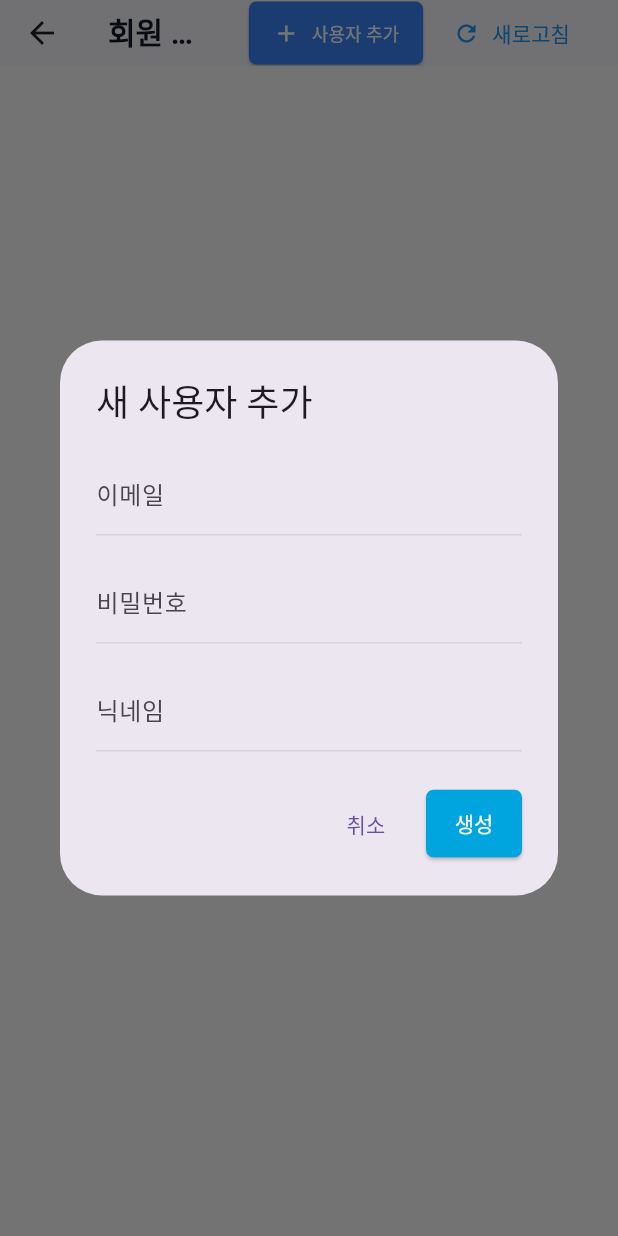
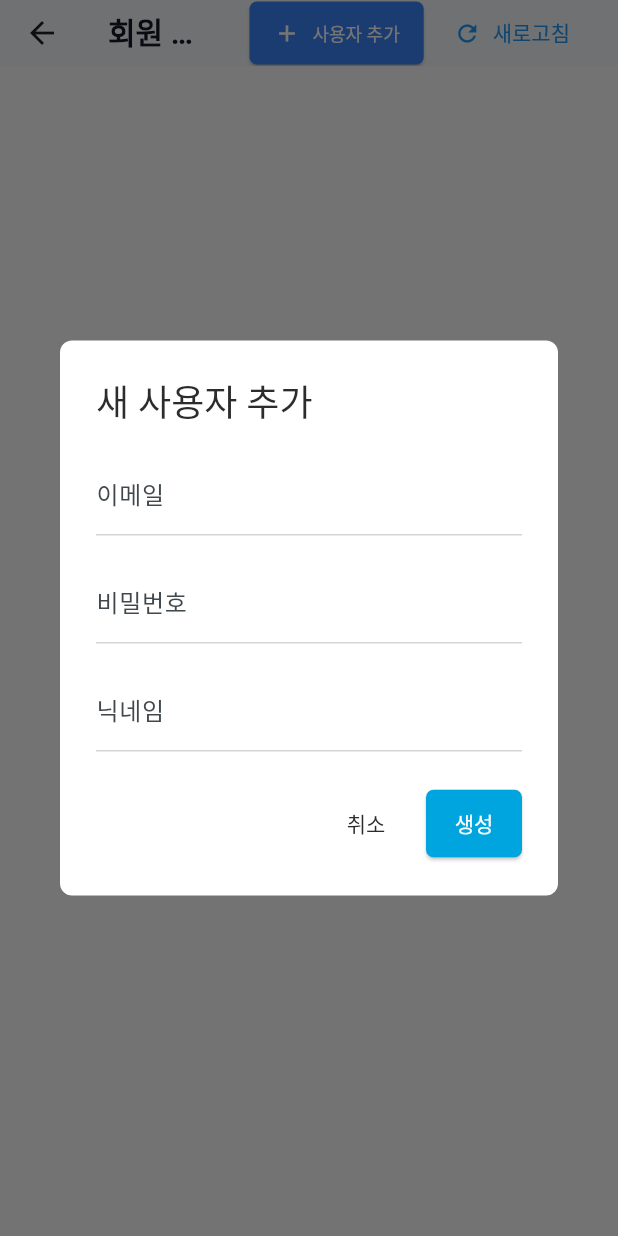
Before and after one commit to anotheranotherhoon/xrp_monitor_flutter_admin, a Flutter app: the UserManagementPage screen opened directly, after a tap on "사용자 추가", on a phone screen of 412 x 824 dp. Run offline on Flutter 3.47's test engine with Material 3 defaults, Android fonts, the phone set to English and light mode, and no system bars; our stand-ins replace auto_route, dio, flutter_hooks, flutter_riverpod, flutter_screenutil, freezed_annotation and 3 more; accounts and stored records are empty; generated files the repository leaves out were written again; network calls fail; Roboto replaces fonts that are missing (PretendardJP).

Commit message:
fix: 다이얼로그 버튼색 배경색 스위치 색 수정

```diff
--- a/lib/core/services/keyword/models/keyword_list_response.dart
+++ b/lib/core/services/keyword/models/keyword_list_response.dart
@@ -1,5 +1,5 @@
 import 'package:freezed_annotation/freezed_annotation.dart';
-import 'keyword.dart';
+import 'keyword_model.dart';
 
 part 'keyword_list_response.freezed.dart';
 part 'keyword_list_response.g.dart';
--- a/lib/core/services/keyword/models/keyword.dart
+++ b/lib/core/services/keyword/models/keyword_model.dart
@@ -2,8 +2,8 @@
 import 'package:freezed_annotation/freezed_annotation.dart';
 import 'keyword_type.dart';
 
-part 'keyword.freezed.dart';
-part 'keyword.g.dart';
+part 'keyword_model.freezed.dart';
+part 'keyword_model.g.dart';
 
 @freezed
 abstract class Keyword with _$Keyword {
--- a/lib/ui/screen/keyword/models/keyword_state.dart
+++ b/lib/ui/screen/keyword/models/keyword_state.dart
@@ -1,5 +1,5 @@
 import 'package:freezed_annotation/freezed_annotation.dart';
-import 'package:xrp_monitor_flutter_admin/core/services/keyword/models/keyword.dart';
+import 'package:xrp_monitor_flutter_admin/core/services/keyword/models/keyword_model.dart';
 
 
 part 'keyword_state.freezed.dart';
--- a/lib/ui/screen/version/version_management_page.dart
+++ b/lib/ui/screen/version/version_management_page.dart
@@ -469,7 +469,7 @@ class VersionManagementPage extends HookConsumerWidget {
       builder: (context) => StatefulBuilder(
         builder: (context, setState) => AlertDialog(
           title: Text('새 버전 추가'),
-          content: Container(
+          content: SizedBox(
             width: 500,
             child: Form(
               key: formKey,
--- a/lib/ui/themes/default_theme.dart
+++ b/lib/ui/themes/default_theme.dart
@@ -2,6 +2,7 @@ import 'package:flutter/material.dart';
 import 'package:xrp_monitor_flutter_admin/ui/layout/common_style.dart';
 
 final ThemeData defaultTheme = ThemeData(
+  useMaterial3: true, // ✅ Material 3을 쓰는 경우 명시 추천
   primaryColor: CommonColors.mainBlue,
   secondaryHeaderColor: CommonColors.subBlue,
   scaffoldBackgroundColor: CommonColors.white,
@@ -12,6 +13,19 @@ final ThemeData defaultTheme = ThemeData(
     toolbarHeight: 44,
     elevation: 0,
     backgroundColor: Colors.white,
+  ),
+
+  // ✅ 색상 체계 정의 (보라색 제거 핵심)
+  colorScheme: ColorScheme.fromSeed(
+    seedColor: CommonColors.mainBlue,
+    primary: CommonColors.mainBlue, // 스위치, 버튼 등 기본 포인트 색
+    secondary: CommonColors.subBlue,
+    surface: CommonColors.white,
+    background: CommonColors.white,
+    onPrimary: CommonColors.white,
+    onSecondary: CommonColors.mainBlack,
+    onSurface: CommonColors.mainBlack,
+    onBackground: CommonColors.mainBlack,
   ),
 
   textTheme: TextTheme(
@@ -32,6 +46,13 @@ final ThemeData defaultTheme = ThemeData(
     ),
   ),
 
+  textButtonTheme: TextButtonThemeData(
+    style: TextButton.styleFrom(
+      foregroundColor: CommonColors.mainBlack, // 다이얼로그/텍스트 버튼 색
+      textStyle: const TextStyle(fontWeight: FontWeight.w500),
+    ),
+  ),
+
   inputDecorationTheme: const InputDecorationTheme(
     enabledBorder: UnderlineInputBorder(borderSide: BorderSide(color: Color(0xFFD5D5D5), width: 1)),
     border: UnderlineInputBorder(borderSide: BorderSide(color: Color(0xFFD5D5D5), width: 1)),
@@ -39,5 +60,25 @@ final ThemeData defaultTheme = ThemeData(
     errorBorder: UnderlineInputBorder(borderSide: BorderSide(color: Color(0xffF7585F), width: 1)),
   ),
 
-  textSelectionTheme: const TextSelectionThemeData(cursorColor: Color(0xFF00A5DF)),
+  switchTheme: SwitchThemeData(
+    thumbColor: MaterialStateProperty.resolveWith<Color>(
+          (states) => states.contains(MaterialState.selected)
+          ? CommonColors.mainBlue
+          : Colors.grey.shade400,
+    ),
+    trackColor: MaterialStateProperty.resolveWith<Color>(
+          (states) => states.contains(MaterialState.selected)
+          ? CommonColors.mainBlue.withOpacity(0.4)
+          : Colors.grey.shade300,
+    ),
+  ),
+
+  dialogTheme: DialogThemeData(
+    backgroundColor: CommonColors.white,
+    shape: RoundedRectangleBorder(borderRadius: BorderRadius.circular(8)),
+  ),
+
+  textSelectionTheme: const TextSelectionThemeData(
+    cursorColor: Color(0xFF00A5DF),
+  ),
 );
```
Also changed, not shown: lib/ui/screen/keyword/keyword_management_page.dart (+12 -7 lines).
